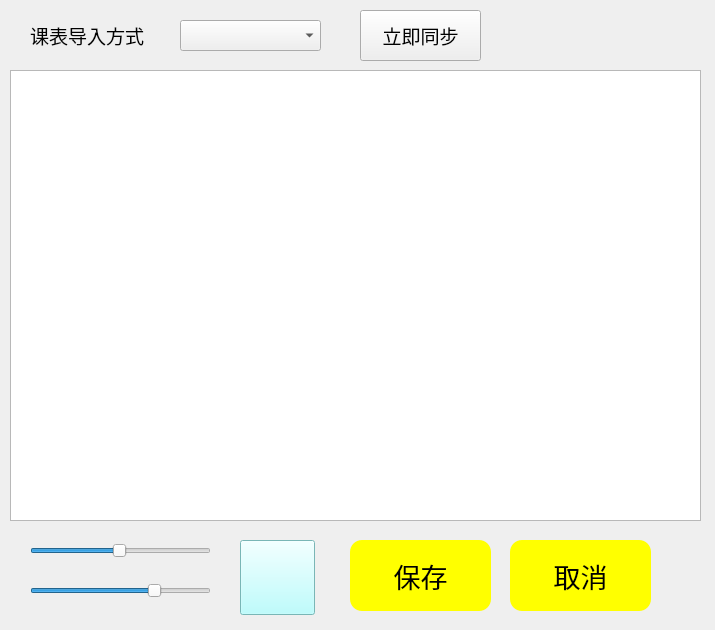
First picture: the form in config_page.ui, repository xiefujiang/class_reminder, before the edit.
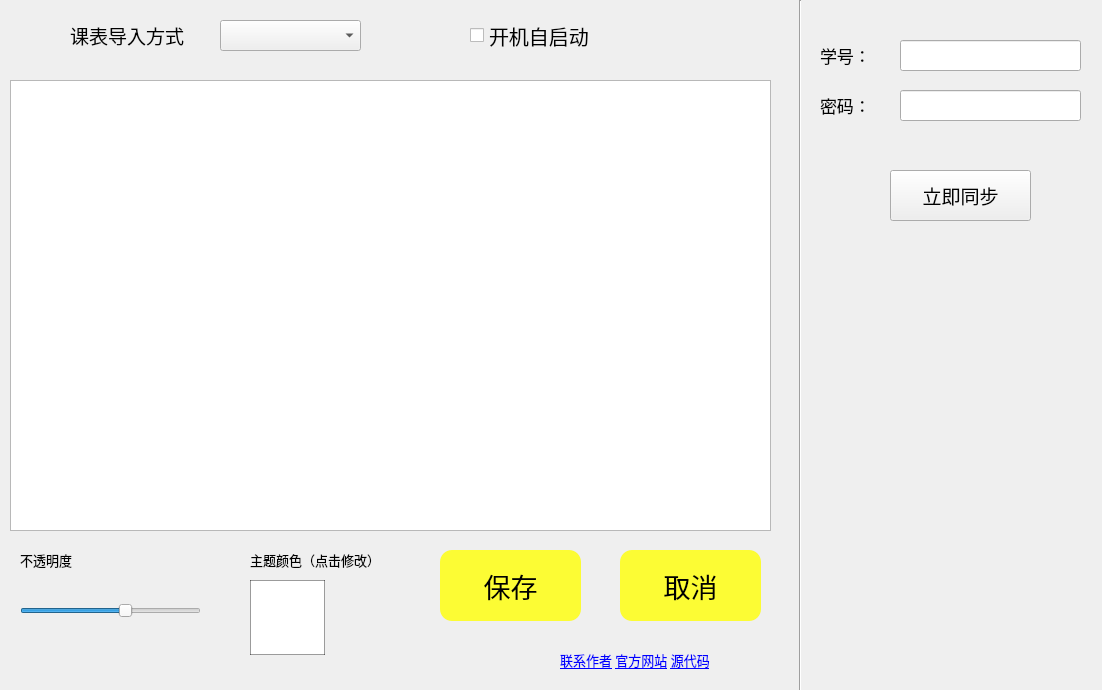
Second picture: the form after the edit.

The edit to the form file:
```diff
--- a/config_page.ui
+++ b/config_page.ui
@@ -6,18 +6,21 @@
    <rect>
     <x>0</x>
     <y>0</y>
-    <width>715</width>
-    <height>630</height>
+    <width>1102</width>
+    <height>690</height>
    </rect>
   </property>
   <property name="windowTitle">
    <string>Form</string>
   </property>
+  <property name="styleSheet">
+   <string notr="true"/>
+  </property>
   <widget class="QPushButton" name="BTN_OK">
    <property name="geometry">
     <rect>
-     <x>350</x>
-     <y>540</y>
+     <x>440</x>
+     <y>550</y>
      <width>141</width>
      <height>71</height>
     </rect>
@@ -29,7 +32,7 @@
    </property>
    <property name="styleSheet">
     <string notr="true">border-radius: 12px;
-background-color: rgb(255, 255, 0);</string>
+background-color: rgba(255, 255, 0, 200);</string>
    </property>
    <property name="text">
     <string>保存</string>
@@ -38,8 +41,8 @@
   <widget class="QPushButton" name="BTN_CANCEL">
    <property name="geometry">
     <rect>
-     <x>510</x>
-     <y>540</y>
+     <x>620</x>
+     <y>550</y>
      <width>141</width>
      <height>71</height>
     </rect>
@@ -51,7 +54,7 @@
    </property>
    <property name="styleSheet">
     <string notr="true">border-radius: 12px;
-background-color: rgb(255, 255, 0);</string>
+background-color: rgba(255, 255, 0, 200);</string>
    </property>
    <property name="text">
     <string>取消</string>
@@ -61,8 +64,8 @@
    <property name="geometry">
     <rect>
      <x>10</x>
-     <y>70</y>
-     <width>691</width>
+     <y>80</y>
+     <width>761</width>
      <height>451</height>
     </rect>
    </property>
@@ -71,7 +74,7 @@
    <property name="geometry">
     <rect>
      <x>30</x>
-     <y>540</y>
+     <y>750</y>
      <width>181</width>
      <height>22</height>
     </rect>
@@ -92,8 +95,8 @@
   <widget class="QSlider" name="transparency_slider">
    <property name="geometry">
     <rect>
-     <x>30</x>
-     <y>580</y>
+     <x>20</x>
+     <y>600</y>
      <width>181</width>
      <height>22</height>
     </rect>
@@ -105,7 +108,7 @@
     <number>255</number>
    </property>
    <property name="value">
-    <number>180</number>
+    <number>150</number>
    </property>
    <property name="orientation">
     <enum>Qt::Horizontal</enum>
@@ -114,7 +117,7 @@
   <widget class="QComboBox" name="comboBox">
    <property name="geometry">
     <rect>
-     <x>180</x>
+     <x>220</x>
      <y>20</y>
      <width>141</width>
      <height>31</height>
@@ -132,7 +135,7 @@
   <widget class="QLabel" name="label">
    <property name="geometry">
     <rect>
-     <x>30</x>
+     <x>70</x>
      <y>20</y>
      <width>141</width>
      <height>31</height>
@@ -151,14 +154,15 @@
   <widget class="QPushButton" name="btn_color">
    <property name="geometry">
     <rect>
-     <x>240</x>
-     <y>540</y>
+     <x>250</x>
+     <y>580</y>
      <width>75</width>
      <height>75</height>
     </rect>
    </property>
    <property name="styleSheet">
-    <string notr="true">background-color: rgb(170, 255, 255);</string>
+    <string notr="true">background-color: rgb(255, 255, 255);
+border: 1px solid rgba(0,0,0,100);</string>
    </property>
    <property name="text">
     <string/>
@@ -170,9 +174,9 @@
   <widget class="QPushButton" name="Btn_GetCLS">
    <property name="geometry">
     <rect>
-     <x>360</x>
-     <y>10</y>
-     <width>121</width>
+     <x>890</x>
+     <y>170</y>
+     <width>141</width>
      <height>51</height>
     </rect>
    </property>
@@ -186,6 +190,156 @@
     <string>立即同步</string>
    </property>
   </widget>
+  <widget class="QLabel" name="label_2">
+   <property name="geometry">
+    <rect>
+     <x>820</x>
+     <y>40</y>
+     <width>69</width>
+     <height>31</height>
+    </rect>
+   </property>
+   <property name="font">
+    <font>
+     <family>猫啃网糖圆体 (测试版)</family>
+     <pointsize>13</pointsize>
+    </font>
+   </property>
+   <property name="text">
+    <string>学号：</string>
+   </property>
+  </widget>
+  <widget class="QLabel" name="label_3">
+   <property name="geometry">
+    <rect>
+     <x>820</x>
+     <y>90</y>
+     <width>69</width>
+     <height>31</height>
+    </rect>
+   </property>
+   <property name="font">
+    <font>
+     <family>猫啃网糖圆体 (测试版)</family>
+     <pointsize>13</pointsize>
+    </font>
+   </property>
+   <property name="text">
+    <string>密码：</string>
+   </property>
+  </widget>
+  <widget class="QLineEdit" name="edit_account">
+   <property name="geometry">
+    <rect>
+     <x>900</x>
+     <y>40</y>
+     <width>181</width>
+     <height>31</height>
+    </rect>
+   </property>
+  </widget>
+  <widget class="QLineEdit" name="edit_password">
+   <property name="geometry">
+    <rect>
+     <x>900</x>
+     <y>90</y>
+     <width>181</width>
+     <height>31</height>
+    </rect>
+   </property>
+  </widget>
+  <widget class="Line" name="line">
+   <property name="geometry">
+    <rect>
+     <x>790</x>
+     <y>0</y>
+     <width>20</width>
+     <height>771</height>
+    </rect>
+   </property>
+   <property name="orientation">
+    <enum>Qt::Vertical</enum>
+   </property>
+  </widget>
+  <widget class="QCheckBox" name="check_Allow_Startup">
+   <property name="geometry">
+    <rect>
+     <x>470</x>
+     <y>20</y>
+     <width>151</width>
+     <height>31</height>
+    </rect>
+   </property>
+   <property name="font">
+    <font>
+     <family>猫啃网糖圆体 (测试版)</family>
+     <pointsize>15</pointsize>
+    </font>
+   </property>
+   <property name="text">
+    <string>开机自启动</string>
+   </property>
+  </widget>
+  <widget class="QLabel" name="label_4">
+   <property name="geometry">
+    <rect>
+     <x>560</x>
+     <y>650</y>
+     <width>201</width>
+     <height>19</height>
+    </rect>
+   </property>
+   <property name="font">
+    <font>
+     <family>猫啃网糖圆体 (测试版)</family>
+     <pointsize>10</pointsize>
+    </font>
+   </property>
+   <property name="text">
+    <string>&lt;a href=&quot;http://47.104.159.81/files/wx_qrcode.jpg&quot;&gt;联系作者&lt;/a&gt;        &lt;a href=&quot;http://47.104.159.81/reminder/&quot;&gt;官方网站&lt;/a&gt;        &lt;a href=&quot;https://github.com/xiefujiang/class_reminder&quot;&gt;源代码&lt;/a&gt;</string>
+   </property>
+   <property name="openExternalLinks">
+    <bool>true</bool>
+   </property>
+  </widget>
+  <widget class="QLabel" name="label_5">
+   <property name="geometry">
+    <rect>
+     <x>20</x>
+     <y>550</y>
+     <width>69</width>
+     <height>19</height>
+    </rect>
+   </property>
+   <property name="font">
+    <font>
+     <family>猫啃网糖圆体 (测试版)</family>
+     <pointsize>10</pointsize>
+    </font>
+   </property>
+   <property name="text">
+    <string>不透明度</string>
+   </property>
+  </widget>
+  <widget class="QLabel" name="label_6">
+   <property name="geometry">
+    <rect>
+     <x>250</x>
+     <y>550</y>
+     <width>161</width>
+     <height>19</height>
+    </rect>
+   </property>
+   <property name="font">
+    <font>
+     <family>猫啃网糖圆体 (测试版)</family>
+     <pointsize>10</pointsize>
+    </font>
+   </property>
+   <property name="text">
+    <string>主题颜色（点击修改）</string>
+   </property>
+  </widget>
  </widget>
  <resources/>
  <connections/>
```
